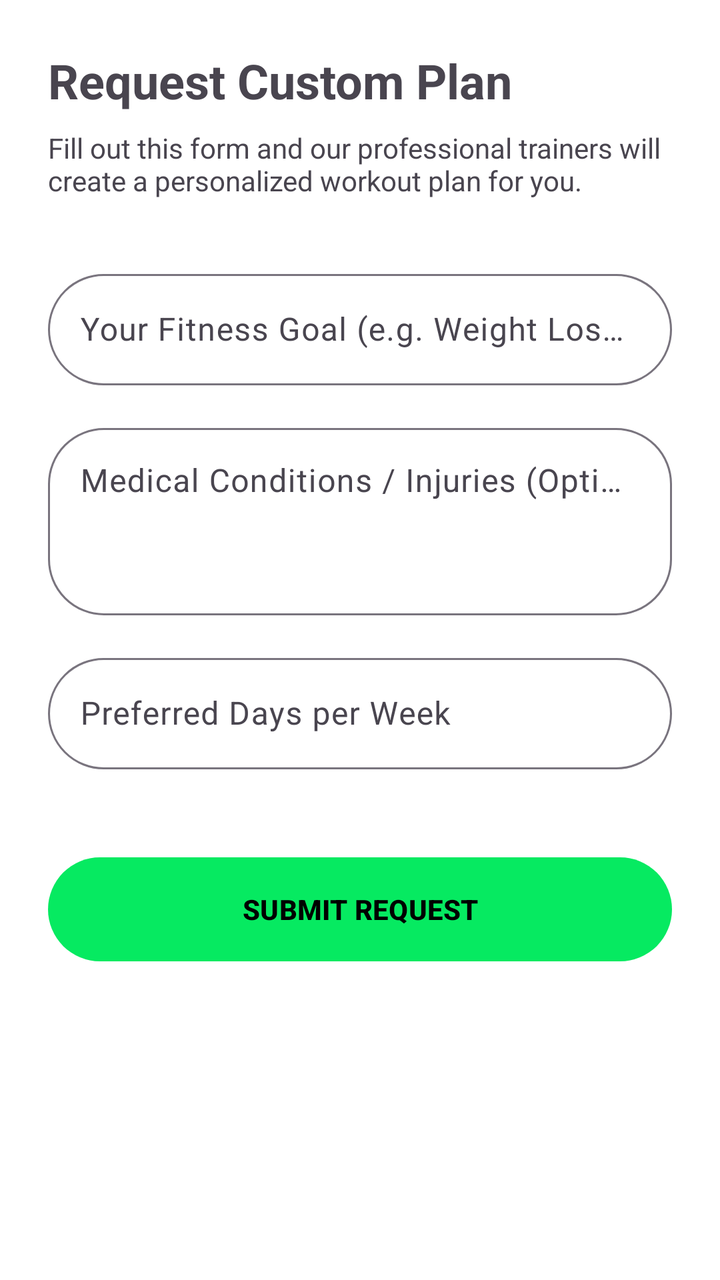
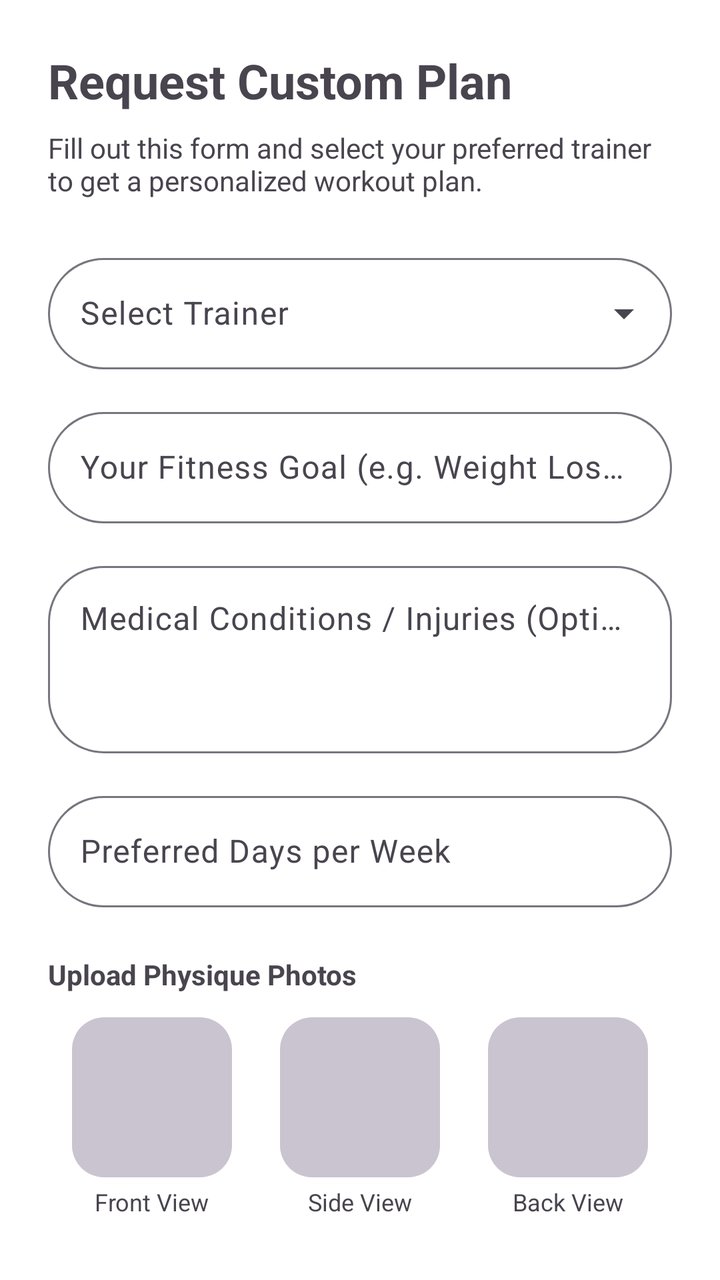

Before-and-after screenshots of an Android layout around one commit, followed by the original layout XML and the change that was made.
<!-- AndroidManifest.xml: application theme Theme.FitBro -->
<!-- res/layout/fragment_trainer_request.xml -->
<?xml version="1.0" encoding="utf-8"?>
<androidx.constraintlayout.widget.ConstraintLayout xmlns:android="http://schemas.android.com/apk/res/android"
    xmlns:app="http://schemas.android.com/apk/res-auto"
    android:layout_width="match_parent"
    android:layout_height="match_parent"
    android:padding="24dp"
    android:background="?android:attr/windowBackground">

    <TextView
        android:id="@+id/tvRequestTitle"
        android:layout_width="wrap_content"
        android:layout_height="wrap_content"
        android:text="Request Custom Plan"
        android:textSize="24sp"
        android:textStyle="bold"
        app:layout_constraintStart_toStartOf="parent"
        app:layout_constraintTop_toTopOf="parent" />

    <TextView
        android:id="@+id/tvRequestSubtitle"
        android:layout_width="0dp"
        android:layout_height="wrap_content"
        android:text="Fill out this form and our professional trainers will create a personalized workout plan for you."
        android:textColor="?android:attr/textColorSecondary"
        android:textSize="14sp"
        android:layout_marginTop="8dp"
        app:layout_constraintEnd_toEndOf="parent"
        app:layout_constraintStart_toStartOf="parent"
        app:layout_constraintTop_toBottomOf="@id/tvRequestTitle" />

    <com.google.android.material.textfield.TextInputLayout
        android:id="@+id/tilGoal"
        android:layout_width="match_parent"
        android:layout_height="wrap_content"
        android:layout_marginTop="32dp"
        android:hint="Your Fitness Goal (e.g. Weight Loss, Muscle Gain)"
        app:layout_constraintTop_toBottomOf="@id/tvRequestSubtitle">

        <com.google.android.material.textfield.TextInputEditText
            android:layout_width="match_parent"
            android:layout_height="wrap_content" />
    </com.google.android.material.textfield.TextInputLayout>

    <com.google.android.material.textfield.TextInputLayout
        android:id="@+id/tilMedical"
        android:layout_width="match_parent"
        android:layout_height="wrap_content"
        android:layout_marginTop="16dp"
        android:hint="Medical Conditions / Injuries (Optional)"
        app:layout_constraintTop_toBottomOf="@id/tilGoal">

        <com.google.android.material.textfield.TextInputEditText
            android:layout_width="match_parent"
            android:layout_height="wrap_content"
            android:gravity="top"
            android:inputType="textMultiLine"
            android:minLines="3" />
    </com.google.android.material.textfield.TextInputLayout>

    <com.google.android.material.textfield.TextInputLayout
        android:id="@+id/tilDays"
        android:layout_width="match_parent"
        android:layout_height="wrap_content"
        android:layout_marginTop="16dp"
        android:hint="Preferred Days per Week"
        app:layout_constraintTop_toBottomOf="@id/tilMedical">

        <com.google.android.material.textfield.TextInputEditText
            android:layout_width="match_parent"
            android:layout_height="wrap_content"
            android:inputType="number" />
    </com.google.android.material.textfield.TextInputLayout>

    <com.google.android.material.button.MaterialButton
        android:id="@+id/btnSubmitRequest"
        android:layout_width="match_parent"
        android:layout_height="60dp"
        android:layout_marginTop="40dp"
        android:text="SUBMIT REQUEST"
        android:textStyle="bold"
        app:layout_constraintTop_toBottomOf="@id/tilDays" />

</androidx.constraintlayout.widget.ConstraintLayout>
<!-- resources referenced by this layout -->
<resources>
  <style name="Theme.FitBro" parent="Theme.Material3.DayNight.NoActionBar">
          
          <item name="colorPrimary">@color/electric_green</item>
          <item name="colorOnPrimary">@color/black</item>
          <item name="colorPrimaryContainer">@color/electric_green_variant</item>
          <item name="colorOnPrimaryContainer">@color/black</item>
  
          
          <item name="colorSecondary">@color/electric_green</item>
          <item name="colorOnSecondary">@color/black</item>
  
          
          <item name="android:statusBarColor">@color/white</item>
          <item name="android:windowLightStatusBar">true</item>
          
          
          <item name="android:windowBackground">@color/white</item>
          
          
          <item name="logoSrc">@drawable/logo_light</item>
  
          
          <item name="materialButtonStyle">@style/Widget.FitBro.Button</item>
          <item name="textInputStyle">@style/Widget.FitBro.TextInputLayout</item>
      </style>
  <color name="electric_green">#06ea61</color>
  <color name="black">#000000</color>
  <color name="electric_green_variant">#05d458</color>
  <color name="white">#FFFFFF</color>
  <!-- drawable logo_light: png bitmap (drawable, 22002 bytes) -->
  <style name="Widget.FitBro.Button" parent="Widget.Material3.Button">
          <item name="cornerRadius">28dp</item>
      </style>
  <style name="Widget.FitBro.TextInputLayout" parent="Widget.Material3.TextInputLayout.OutlinedBox">
          <item name="boxCornerRadiusTopStart">28dp</item>
          <item name="boxCornerRadiusTopEnd">28dp</item>
          <item name="boxCornerRadiusBottomStart">28dp</item>
          <item name="boxCornerRadiusBottomEnd">28dp</item>
      </style>
</resources>

<!-- the commit's change to res/layout/fragment_trainer_request.xml (unified diff, before → after) -->
@@ -1,83 +1,175 @@
 <?xml version="1.0" encoding="utf-8"?>
-<androidx.constraintlayout.widget.ConstraintLayout xmlns:android="http://schemas.android.com/apk/res/android"
+<androidx.core.widget.NestedScrollView xmlns:android="http://schemas.android.com/apk/res/android"
     xmlns:app="http://schemas.android.com/apk/res-auto"
+    xmlns:tools="http://schemas.android.com/tools"
     android:layout_width="match_parent"
     android:layout_height="match_parent"
-    android:padding="24dp"
     android:background="?android:attr/windowBackground">
 
-    <TextView
-        android:id="@+id/tvRequestTitle"
-        android:layout_width="wrap_content"
-        android:layout_height="wrap_content"
-        android:text="Request Custom Plan"
-        android:textSize="24sp"
-        android:textStyle="bold"
-        app:layout_constraintStart_toStartOf="parent"
-        app:layout_constraintTop_toTopOf="parent" />
-
-    <TextView
-        android:id="@+id/tvRequestSubtitle"
-        android:layout_width="0dp"
-        android:layout_height="wrap_content"
-        android:text="Fill out this form and our professional trainers will create a personalized workout plan for you."
-        android:textColor="?android:attr/textColorSecondary"
-        android:textSize="14sp"
-        android:layout_marginTop="8dp"
-        app:layout_constraintEnd_toEndOf="parent"
-        app:layout_constraintStart_toStartOf="parent"
-        app:layout_constraintTop_toBottomOf="@id/tvRequestTitle" />
-
-    <com.google.android.material.textfield.TextInputLayout
-        android:id="@+id/tilGoal"
+    <LinearLayout
         android:layout_width="match_parent"
         android:layout_height="wrap_content"
-        android:layout_marginTop="32dp"
-        android:hint="Your Fitness Goal (e.g. Weight Loss, Muscle Gain)"
-        app:layout_constraintTop_toBottomOf="@id/tvRequestSubtitle">
+        android:orientation="vertical"
+        android:padding="24dp">
 
-        <com.google.android.material.textfield.TextInputEditText
-            android:layout_width="match_parent"
-            android:layout_height="wrap_content" />
-    </com.google.android.material.textfield.TextInputLayout>
+        <TextView
+            android:id="@+id/tvRequestTitle"
+            android:layout_width="wrap_content"
+            android:layout_height="wrap_content"
+            android:text="Request Custom Plan"
+            android:textSize="24sp"
+            android:textStyle="bold" />
 
-    <com.google.android.material.textfield.TextInputLayout
-        android:id="@+id/tilMedical"
-        android:layout_width="match_parent"
-        android:layout_height="wrap_content"
-        android:layout_marginTop="16dp"
-        android:hint="Medical Conditions / Injuries (Optional)"
-        app:layout_constraintTop_toBottomOf="@id/tilGoal">
-
-        <com.google.android.material.textfield.TextInputEditText
+        <TextView
+            android:id="@+id/tvRequestSubtitle"
             android:layout_width="match_parent"
             android:layout_height="wrap_content"
-            android:gravity="top"
-            android:inputType="textMultiLine"
-            android:minLines="3" />
-    </com.google.android.material.textfield.TextInputLayout>
+            android:layout_marginTop="8dp"
+            android:text="Fill out this form and select your preferred trainer to get a personalized workout plan."
+            android:textColor="?android:attr/textColorSecondary"
+            android:textSize="14sp" />
 
-    <com.google.android.material.textfield.TextInputLayout
-        android:id="@+id/tilDays"
-        android:layout_width="match_parent"
-        android:layout_height="wrap_content"
-        android:layout_marginTop="16dp"
-        android:hint="Preferred Days per Week"
-        app:layout_constraintTop_toBottomOf="@id/tilMedical">
-
-        <com.google.android.material.textfield.TextInputEditText
+        
+        <com.google.android.material.textfield.TextInputLayout
+            style="@style/Widget.Material3.TextInputLayout.OutlinedBox.ExposedDropdownMenu"
             android:layout_width="match_parent"
             android:layout_height="wrap_content"
-            android:inputType="number" />
-    </com.google.android.material.textfield.TextInputLayout>
+            android:layout_marginTop="24dp"
+            android:hint="Select Trainer">
+            <AutoCompleteTextView
+                android:id="@+id/spinnerTrainer"
+                android:layout_width="match_parent"
+                android:layout_height="wrap_content"
+                android:inputType="none" />
+        </com.google.android.material.textfield.TextInputLayout>
 
-    <com.google.android.material.button.MaterialButton
-        android:id="@+id/btnSubmitRequest"
-        android:layout_width="match_parent"
-        android:layout_height="60dp"
-        android:layout_marginTop="40dp"
-        android:text="SUBMIT REQUEST"
-        android:textStyle="bold"
-        app:layout_constraintTop_toBottomOf="@id/tilDays" />
+        <com.google.android.material.textfield.TextInputLayout
+            android:id="@+id/tilGoal"
+            android:layout_width="match_parent"
+            android:layout_height="wrap_content"
+            android:layout_marginTop="16dp"
+            android:hint="Your Fitness Goal (e.g. Weight Loss, Muscle Gain)">
+            <com.google.android.material.textfield.TextInputEditText
+                android:id="@+id/etGoal"
+                android:layout_width="match_parent"
+                android:layout_height="wrap_content" />
+        </com.google.android.material.textfield.TextInputLayout>
 
-</androidx.constraintlayout.widget.ConstraintLayout>
+        <com.google.android.material.textfield.TextInputLayout
+            android:id="@+id/tilMedical"
+            android:layout_width="match_parent"
+            android:layout_height="wrap_content"
+            android:layout_marginTop="16dp"
+            android:hint="Medical Conditions / Injuries (Optional)">
+            <com.google.android.material.textfield.TextInputEditText
+                android:id="@+id/etMedical"
+                android:layout_width="match_parent"
+                android:layout_height="wrap_content"
+                android:gravity="top"
+                android:inputType="textMultiLine"
+                android:minLines="3" />
+        </com.google.android.material.textfield.TextInputLayout>
+
+        <com.google.android.material.textfield.TextInputLayout
+            android:id="@+id/tilDays"
+            android:layout_width="match_parent"
+            android:layout_height="wrap_content"
+            android:layout_marginTop="16dp"
+            android:hint="Preferred Days per Week">
+            <com.google.android.material.textfield.TextInputEditText
+                android:id="@+id/etDays"
+                android:layout_width="match_parent"
+                android:layout_height="wrap_content"
+                android:inputType="number" />
+        </com.google.android.material.textfield.TextInputLayout>
+
+        <TextView
+            android:layout_width="wrap_content"
+            android:layout_height="wrap_content"
+            android:layout_marginTop="24dp"
+            android:text="Upload Physique Photos"
+            android:textStyle="bold" />
+
+        <LinearLayout
+            android:layout_width="match_parent"
+            android:layout_height="wrap_content"
+            android:layout_marginTop="12dp"
+            android:orientation="horizontal">
+
+            <LinearLayout
+                android:id="@+id/llFrontPhoto"
+                android:layout_width="0dp"
+                android:layout_height="wrap_content"
+                android:layout_weight="1"
+                android:gravity="center"
+                android:orientation="vertical">
+                <com.google.android.material.imageview.ShapeableImageView
+                    android:id="@+id/ivFront"
+                    android:layout_width="80dp"
+                    android:layout_height="80dp"
+                    android:background="?attr/colorOutlineVariant"
+                    android:scaleType="centerCrop"
+                    app:shapeAppearanceOverlay="@style/ShapeAppearance.FitBro.RoundedSquare" />
+                <TextView
+                    android:layout_width="wrap_content"
+                    android:layout_height="wrap_content"
+                    android:layout_marginTop="4dp"
+                    android:text="Front View"
+                    android:textSize="12sp" />
+            </LinearLayout>
+
+            <LinearLayout
+                android:id="@+id/llSidePhoto"
+                android:layout_width="0dp"
+                android:layout_height="wrap_content"
+                android:layout_weight="1"
+                android:gravity="center"
+                android:orientation="vertical">
+                <com.google.android.material.imageview.ShapeableImageView
+                    android:id="@+id/ivSide"
+                    android:layout_width="80dp"
+                    android:layout_height="80dp"
+                    android:background="?attr/colorOutlineVariant"
+                    android:scaleType="centerCrop"
+                    app:shapeAppearanceOverlay="@style/ShapeAppearance.FitBro.RoundedSquare" />
+                <TextView
+                    android:layout_width="wrap_content"
+                    android:layout_height="wrap_content"
+                    android:layout_marginTop="4dp"
+                    android:text="Side View"
+                    android:textSize="12sp" />
+            </LinearLayout>
+
+            <LinearLayout
+                android:id="@+id/llBackPhoto"
+                android:layout_width="0dp"
+                android:layout_height="wrap_content"
+                android:layout_weight="1"
+                android:gravity="center"
+                android:orientation="vertical">
+                <com.google.android.material.imageview.ShapeableImageView
+                    android:id="@+id/ivBack"
+                    android:layout_width="80dp"
+                    android:layout_height="80dp"
+                    android:background="?attr/colorOutlineVariant"
+                    android:scaleType="centerCrop"
+                    app:shapeAppearanceOverlay="@style/ShapeAppearance.FitBro.RoundedSquare" />
+                <TextView
+                    android:layout_width="wrap_content"
+                    android:layout_height="wrap_content"
+                    android:layout_marginTop="4dp"
+                    android:text="Back View"
+                    android:textSize="12sp" />
+            </LinearLayout>
+        </LinearLayout>
+
+        <com.google.android.material.button.MaterialButton
+            android:id="@+id/btnSubmitRequest"
+            android:layout_width="match_parent"
+            android:layout_height="60dp"
+            android:layout_marginTop="40dp"
+            android:text="SUBMIT REQUEST"
+            android:textStyle="bold" />
+
+    </LinearLayout>
+</androidx.core.widget.NestedScrollView>
<!-- resource entries referenced after the edit -->
@@ -1,5 +1,9 @@
 <!-- resources referenced by this layout -->
 <resources>
+  <style name="ShapeAppearance.FitBro.RoundedSquare" parent="">
+          <item name="cornerFamily">rounded</item>
+          <item name="cornerSize">16dp</item>
+      </style>
   <style name="Theme.FitBro" parent="Theme.Material3.DayNight.NoActionBar">
           
           <item name="colorPrimary">@color/electric_green</item>
